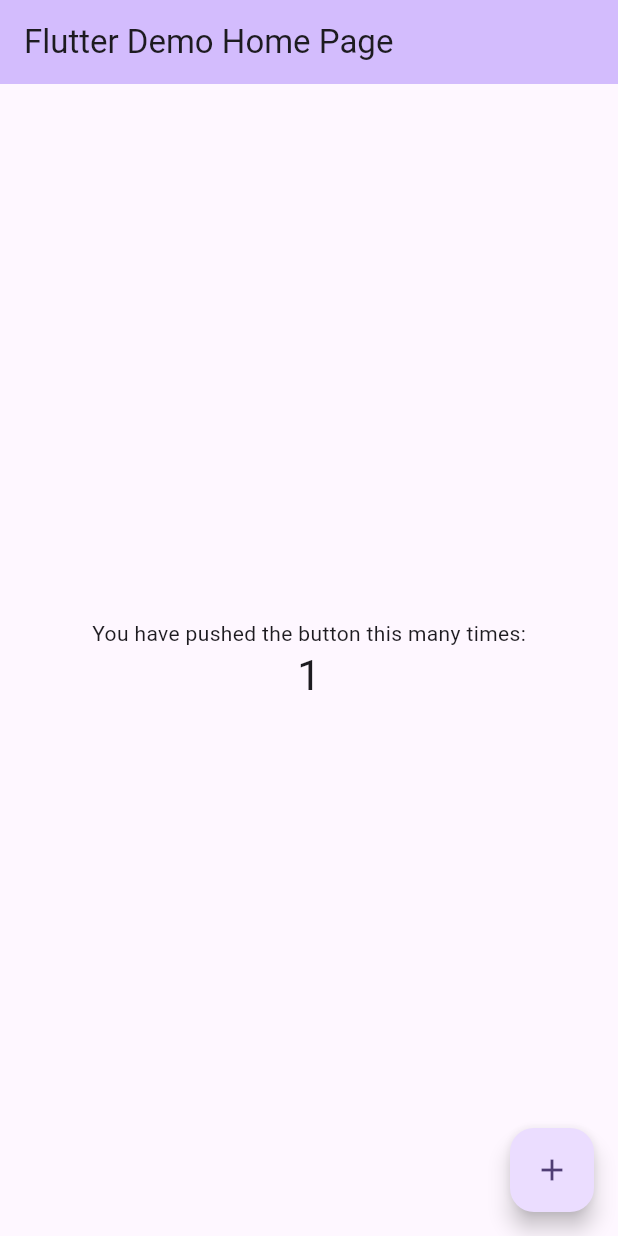
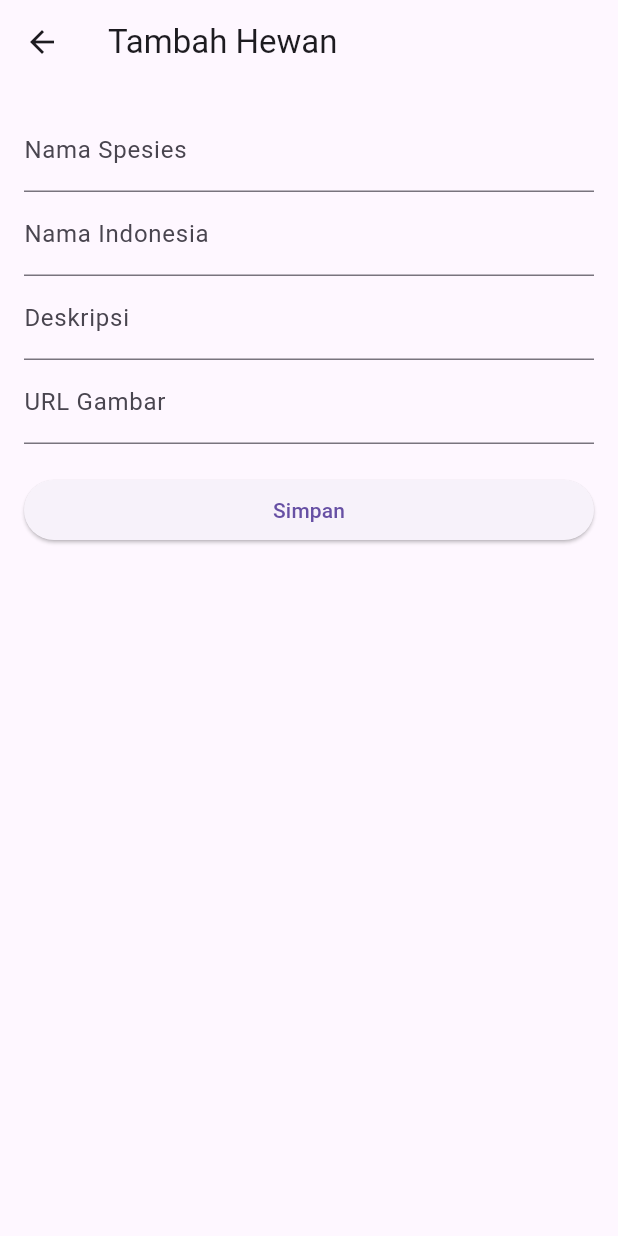
Before and after one commit to BoysBeAmbitious437/mobile-programming-ca221, a Flutter app: the screen it shows after launch, after a tap on the "add" icon, on a phone screen of 412 x 824 dp. Run offline on Flutter 3.47's test engine with Material 3 defaults, Android fonts, the phone set to English and light mode, and no system bars.

Commit message:
commit 1

```diff
--- a/lib/main.dart
+++ b/lib/main.dart
@@ -1,125 +1,25 @@
 import 'package:flutter/material.dart';
+import 'package:provider/provider.dart';
+import './providers/animal_provider.dart';
+import './screens/home_screen.dart';
 
 void main() {
-  runApp(const MyApp());
+  runApp(MyApp());
 }
 
 class MyApp extends StatelessWidget {
-  const MyApp({super.key});
-
-  // This widget is the root of your application.
   @override
   Widget build(BuildContext context) {
-    return MaterialApp(
-      title: 'Flutter Demo',
-      theme: ThemeData(
-        // This is the theme of your application.
-        //
-        // TRY THIS: Try running your application with "flutter run". You'll see
-        // the application has a purple toolbar. Then, without quitting the app,
-        // try changing the seedColor in the colorScheme below to Colors.green
-        // and then invoke "hot reload" (save your changes or press the "hot
-        // reload" button in a Flutter-supported IDE, or press "r" if you used
-        // the command line to start the app).
-        //
-        // Notice that the counter didn't reset back to zero; the application
-        // state is not lost during the reload. To reset the state, use hot
-        // restart instead.
-        //
-        // This works for code too, not just values: Most code changes can be
-        // tested with just a hot reload.
-        colorScheme: ColorScheme.fromSeed(seedColor: Colors.deepPurple),
-        useMaterial3: true,
+    return ChangeNotifierProvider(
+      create: (_) => AnimalProvider(),
+      child: MaterialApp(
+        debugShowCheckedModeBanner: false,
+        title: 'Manajemen Data Hewan',
+        theme: ThemeData(
+          primarySwatch: Colors.blue,
+        ),
+        home: HomeScreen(),
       ),
-      home: const MyHomePage(title: 'Flutter Demo Home Page'),
     );
   }
 }
-
-class MyHomePage extends StatefulWidget {
-  const MyHomePage({super.key, required this.title});
-
-  // This widget is the home page of your application. It is stateful, meaning
-  // that it has a State object (defined below) that contains fields that affect
-  // how it looks.
-
-  // This class is the configuration for the state. It holds the values (in this
-  // case the title) provided by the parent (in this case the App widget) and
-  // used by the build method of the State. Fields in a Widget subclass are
-  // always marked "final".
-
-  final String title;
-
-  @override
-  State<MyHomePage> createState() => _MyHomePageState();
-}
-
-class _MyHomePageState extends State<MyHomePage> {
-  int _counter = 0;
-
-  void _incrementCounter() {
-    setState(() {
-      // This call to setState tells the Flutter framework that something has
-      // changed in this State, which causes it to rerun the build method below
-      // so that the display can reflect the updated values. If we changed
-      // _counter without calling setState(), then the build method would not be
-      // called again, and so nothing would appear to happen.
-      _counter++;
-    });
-  }
-
-  @override
-  Widget build(BuildContext context) {
-    // This method is rerun every time setState is called, for instance as done
-    // by the _incrementCounter method above.
-    //
-    // The Flutter framework has been optimized to make rerunning build methods
-    // fast, so that you can just rebuild anything that needs updating rather
-    // than having to individually change instances of widgets.
-    return Scaffold(
-      appBar: AppBar(
-        // TRY THIS: Try changing the color here to a specific color (to
-        // Colors.amber, perhaps?) and trigger a hot reload to see the AppBar
-        // change color while the other colors stay the same.
-        backgroundColor: Theme.of(context).colorScheme.inversePrimary,
-        // Here we take the value from the MyHomePage object that was created by
-        // the App.build method, and use it to set our appbar title.
-        title: Text(widget.title),
-      ),
-      body: Center(
-        // Center is a layout widget. It takes a single child and positions it
-        // in the middle of the parent.
-        child: Column(
-          // Column is also a layout widget. It takes a list of children and
-          // arranges them vertically. By default, it sizes itself to fit its
-          // children horizontally, and tries to be as tall as its parent.
-          //
-          // Column has various properties to control how it sizes itself and
-          // how it positions its children. Here we use mainAxisAlignment to
-          // center the children vertically; the main axis here is the vertical
-          // axis because Columns are vertical (the cross axis would be
-          // horizontal).
-          //
-          // TRY THIS: Invoke "debug painting" (choose the "Toggle Debug Paint"
-          // action in the IDE, or press "p" in the console), to see the
-          // wireframe for each widget.
-          mainAxisAlignment: MainAxisAlignment.center,
-          children: <Widget>[
-            const Text(
-              'You have pushed the button this many times:',
-            ),
-            Text(
-              '$_counter',
-              style: Theme.of(context).textTheme.headlineMedium,
-            ),
-          ],
-        ),
-      ),
-      floatingActionButton: FloatingActionButton(
-        onPressed: _incrementCounter,
-        tooltip: 'Increment',
-        child: const Icon(Icons.add),
-      ), // This trailing comma makes auto-formatting nicer for build methods.
-    );
-  }
-}
--- /dev/null
+++ b/lib/models/animal.dart
@@ -0,0 +1,13 @@
+class Animal {
+  String namaSpesies;
+  String namaIndonesia;
+  String deskripsi;
+  String imageUrl;
+
+  Animal({
+    required this.namaSpesies,
+    required this.namaIndonesia,
+    required this.deskripsi,
+    required this.imageUrl,
+  });
+}
--- /dev/null
+++ b/lib/providers/animal_provider.dart
@@ -0,0 +1,23 @@
+import 'package:flutter/material.dart';
+import '../models/animal.dart';
+
+class AnimalProvider with ChangeNotifier {
+  final List<Animal> _animals = [];
+
+  List<Animal> get animals => [..._animals];
+
+  void addAnimal(Animal animal) {
+    _animals.add(animal);
+    notifyListeners();
+  }
+
+  void updateAnimal(int index, Animal updatedAnimal) {
+    _animals[index] = updatedAnimal;
+    notifyListeners();
+  }
+
+  void deleteAnimal(int index) {
+    _animals.removeAt(index);
+    notifyListeners();
+  }
+}
--- /dev/null
+++ b/lib/screens/animal_form_screen.dart
@@ -0,0 +1,105 @@
+import 'package:flutter/material.dart';
+import 'package:provider/provider.dart';
+import '../models/animal.dart';
+import '../providers/animal_provider.dart';
+
+class AnimalFormScreen extends StatefulWidget {
+  final Animal? animal;
+  final int? index;
+
+  AnimalFormScreen({this.animal, this.index});
+
+  @override
+  _AnimalFormScreenState createState() => _AnimalFormScreenState();
+}
+
+class _AnimalFormScreenState extends State<AnimalFormScreen> {
+  final _formKey = GlobalKey<FormState>();
+  late String _namaSpesies;
+  late String _namaIndonesia;
+  late String _deskripsi;
+  late String _imageUrl;
+
+  @override
+  void initState() {
+    super.initState();
+    _namaSpesies = widget.animal?.namaSpesies ?? '';
+    _namaIndonesia = widget.animal?.namaIndonesia ?? '';
+    _deskripsi = widget.animal?.deskripsi ?? '';
+    _imageUrl = widget.animal?.imageUrl ?? '';
+  }
+
+  void _saveForm() {
+    if (!_formKey.currentState!.validate()) return;
+
+    _formKey.currentState!.save();
+    final newAnimal = Animal(
+      namaSpesies: _namaSpesies,
+      namaIndonesia: _namaIndonesia,
+      deskripsi: _deskripsi,
+      imageUrl: _imageUrl,
+    );
+
+    final animalProvider = Provider.of<AnimalProvider>(context, listen: false);
+
+    if (widget.index != null) {
+      animalProvider.updateAnimal(widget.index!, newAnimal);
+    } else {
+      animalProvider.addAnimal(newAnimal);
+    }
+
+    Navigator.of(context).pop();
+  }
+
+  @override
+  Widget build(BuildContext context) {
+    return Scaffold(
+      appBar: AppBar(
+        title: Text(widget.animal == null ? 'Tambah Hewan' : 'Edit Hewan'),
+      ),
+      body: Padding(
+        padding: const EdgeInsets.all(16.0),
+        child: Form(
+          key: _formKey,
+          child: ListView(
+            children: [
+              TextFormField(
+                initialValue: _namaSpesies,
+                decoration: InputDecoration(labelText: 'Nama Spesies'),
+                validator: (value) {
+                  if (value == null || value.isEmpty) return 'Nama Spesies wajib diisi';
+                  return null;
+                },
+                onSaved: (value) => _namaSpesies = value!,
+              ),
+              TextFormField(
+                initialValue: _namaIndonesia,
+                decoration: InputDecoration(labelText: 'Nama Indonesia'),
+                onSaved: (value) => _namaIndonesia = value!,
+              ),
+              TextFormField(
+                initialValue: _deskripsi,
+                decoration: InputDecoration(labelText: 'Deskripsi'),
+                onSaved: (value) => _deskripsi = value!,
+              ),
+              TextFormField(
+                initialValue: _imageUrl,
+                decoration: InputDecoration(labelText: 'URL Gambar'),
+                validator: (value) {
+                  if (value == null || value.isEmpty) return 'URL Gambar wajib diisi';
+                  return null;
+                },
+                onSaved: (value) => _imageUrl = value!,
+              ),
+              SizedBox(height: 20),
+              ElevatedButton(
+                child: Text('Simpan'),
+                onPressed: _saveForm,
+              ),
+            ],
+          ),
+        ),
+      ),
+    );
+  }
+}
--- /dev/null
+++ b/lib/screens/home_screen.dart
@@ -0,0 +1,58 @@
+import 'package:flutter/material.dart';
+import 'package:provider/provider.dart';
+import '../providers/animal_provider.dart';
+import '../models/animal.dart';
+import './animal_form_screen.dart';
+
+class HomeScreen extends StatelessWidget {
+  @override
+  Widget build(BuildContext context) {
+    final animalProvider = Provider.of<AnimalProvider>(context);
+    final animals = animalProvider.animals;
+
+    return Scaffold(
+      appBar: AppBar(
+        title: Text('Manajemen Data Hewan'),
+        actions: [
+          IconButton(
+            icon: Icon(Icons.add),
+            onPressed: () {
+              Navigator.of(context).push(
+                MaterialPageRoute(builder: (ctx) => AnimalFormScreen()),
+              );
+            },
+          ),
+        ],
+      ),
+      body: animals.isEmpty
+          ? Center(child: Text('Belum ada data hewan.'))
+          : ListView.builder(
+              itemCount: animals.length,
+              itemBuilder: (ctx, index) {
+                final animal = animals[index];
+                return ListTile(
+                  leading: Image.network(animal.imageUrl, width: 50, height: 50, fit: BoxFit.cover),
+                  title: Text(animal.namaSpesies),
+                  subtitle: Text(animal.namaIndonesia),
+                  onTap: () {
+                    Navigator.of(context).push(
+                      MaterialPageRoute(
+                        builder: (ctx) => AnimalFormScreen(
+                          animal: animal,
+                          index: index,
+                        ),
+                      ),
+                    );
+                  },
+                  trailing: IconButton(
+                    icon: Icon(Icons.delete, color: Colors.red),
+                    onPressed: () {
+                      animalProvider.deleteAnimal(index);
+                    },
+                  ),
+                );
+              },
+            ),
+    );
+  }
+}
--- a/pubspec.yaml
+++ b/pubspec.yaml
@@ -30,6 +30,7 @@ environment:
 dependencies:
   flutter:
     sdk: flutter
+  provider: ^6.0.5
 
 
   # The following adds the Cupertino Icons font to your application.
```
Also changed, not shown: Screenshot_1731936873.png (added), pubspec.lock, 1 other file.
